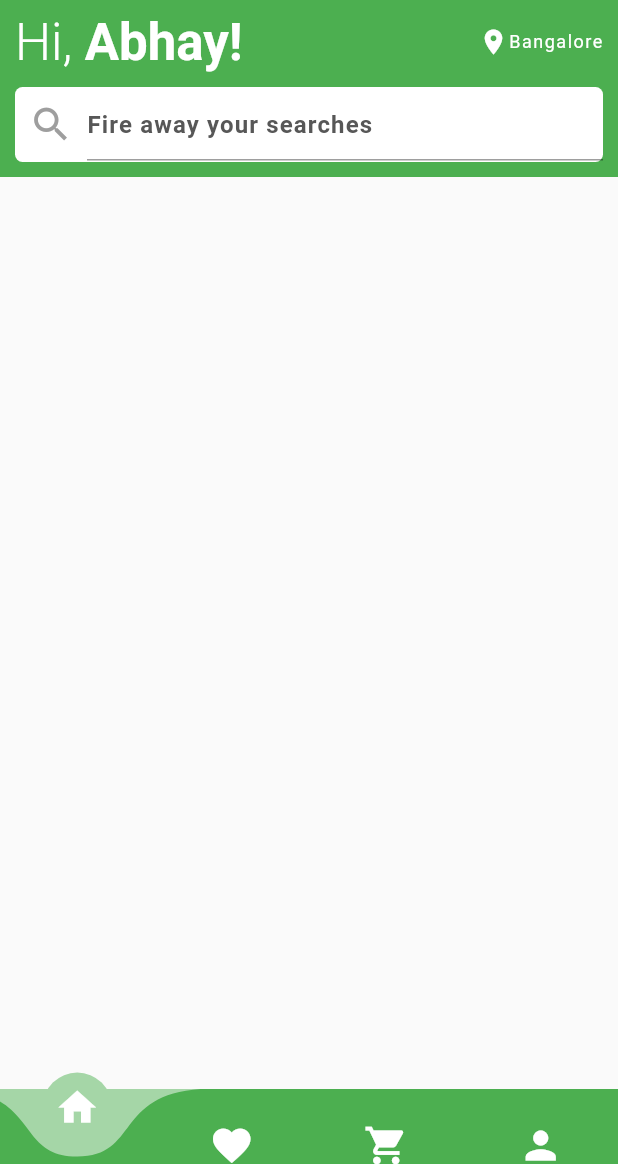
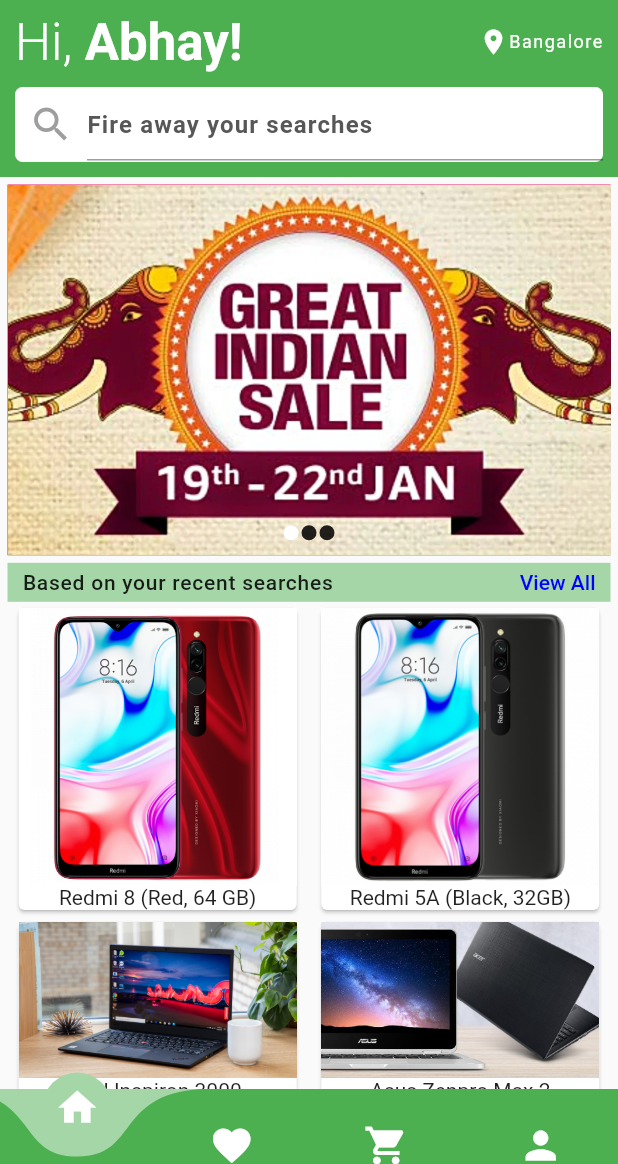
Before and after one commit to AbhayVAshokan/BackFlip, a Flutter app: the HomeScreen screen opened by its route, on a phone screen of 412 x 824 dp, the part 72-1236 px from its top. Run offline on Flutter 3.47's test engine with Material 2 defaults, Android fonts, the phone set to English and light mode, and no system bars; drawn by our look-alikes of curved_navigation_bar; our stand-ins replace google_fonts, toast; Roboto replaces fonts that are missing (Quintessential).

Commit message:
added homescreen

```diff
--- /dev/null
+++ b/lib/models/suggestions.dart
@@ -0,0 +1,17 @@
+import './mobile.dart';
+
+class Suggestion {
+  final String name;
+  final String imageUrl;
+
+  Suggestion(this.name, this.imageUrl);
+}
+
+List<Suggestion> suggestions = [
+  Suggestion(mobiles[0].name, mobiles[0].imageUrl),
+  Suggestion(mobiles[2].name, mobiles[2].imageUrl),
+  Suggestion('Dell Inspiron 3000', 'assets/images/laptop1.jpg'),
+  Suggestion('Asus Zenpro Max 2', 'assets/images/laptop2.jpg'),
+  Suggestion('HP Omen', 'assets/images/laptop3.jpg'),
+  Suggestion('Macbook Pro', 'assets/images/laptop4.jpg'),
+];
--- a/lib/screens/homescreen.dart
+++ b/lib/screens/homescreen.dart
@@ -3,11 +3,12 @@
 import 'package:flutter/material.dart';
 
 import '../widgets/homescreen/top_bar.dart';
+import '../models/suggestions.dart';
+import '../widgets/homescreen/grid_row.dart';
 
 class HomeScreen extends StatelessWidget {
   @override
   Widget build(BuildContext context) {
-
     return Scaffold(
       appBar: myAppBar(
         context: context,
@@ -17,6 +18,105 @@
         child: Column(
           children: <Widget>[
             TopBar(),
+            Container(
+              width: double.infinity,
+              height: MediaQuery.of(context).size.height * 0.3,
+              color: Colors.pink,
+              margin: EdgeInsets.all(5.0),
+              child: Stack(
+                alignment: Alignment.bottomCenter,
+                children: <Widget>[
+                  PageView(
+                    children: <Widget>[
+                      Image.asset(
+                        'assets/images/great_indian_sale.jpg',
+                        fit: BoxFit.cover,
+                      ),
+                      Image.asset(
+                        'assets/images/big_billion_day.jpeg',
+                        fit: BoxFit.cover,
+                      ),
+                      Image.asset(
+                        'assets/images/electronics.jpeg',
+                        fit: BoxFit.cover,
+                      ),
+                    ],
+                  ),
+                  Positioned(
+                    bottom: 10.0,
+                    child: Row(
+                      children: <Widget>[
+                        Container(
+                          width: 10.0,
+                          height: 10.0,
+                          decoration: BoxDecoration(
+                            color: Colors.white,
+                            borderRadius: BorderRadius.circular(50.0),
+                          ),
+                        ),
+                        SizedBox(width: 2.0),
+                        Container(
+                          width: 10.0,
+                          height: 10.0,
+                          decoration: BoxDecoration(
+                            color: Colors.black87,
+                            borderRadius: BorderRadius.circular(50.0),
+                          ),
+                        ),
+                        SizedBox(width: 2.0),
+                        Container(
+                          width: 10.0,
+                          height: 10.0,
+                          decoration: BoxDecoration(
+                            color: Colors.black87,
+                            borderRadius: BorderRadius.circular(50.0),
+                          ),
+                        ),
+                      ],
+                    ),
+                  ),
+                ],
+              ),
+            ),
+            Container(
+              margin: EdgeInsets.symmetric(horizontal: 5.0),
+              padding: EdgeInsets.symmetric(
+                vertical: 5.0,
+                horizontal: 10.0,
+              ),
+              color: Theme.of(context).backgroundColor,
+              child: Row(
+                mainAxisAlignment: MainAxisAlignment.spaceBetween,
+                children: <Widget>[
+                  Text(
+                    'Based on your recent searches',
+                    style: TextStyle(
+                      fontWeight: FontWeight.w500,
+                      letterSpacing: 0.5,
+                    ),
+                  ),
+                  Text(
+                    'View All',
+                    style: TextStyle(
+                      color: Color(0xFF0000FF),
+                      fontWeight: FontWeight.w500,
+                    ),
+                  ),
+                ],
+              ),
+            ),
+            Expanded(
+              child: SingleChildScrollView(
+                scrollDirection: Axis.vertical,
+                child: Column(
+                  children: <Widget>[
+                    GridRow(suggestions[0], suggestions[1]),
+                    GridRow(suggestions[2], suggestions[3]),
+                    GridRow(suggestions[4], suggestions[5]),
+                  ],
+                ),
+              ),
+            ),
           ],
         ),
       ),
--- /dev/null
+++ b/lib/widgets/homescreen/grid_row.dart
@@ -0,0 +1,38 @@
+import 'package:flutter/material.dart';
+
+class GridRow extends StatelessWidget {
+  final gadget1, gadget2;
+  GridRow(this.gadget1, this.gadget2);
+
+  @override
+  Widget build(BuildContext context) {
+    return Row(
+      mainAxisAlignment: MainAxisAlignment.spaceEvenly,
+      children: <Widget>[
+        Card(
+          child: Column(
+            children: <Widget>[
+              Image.asset(
+                gadget1.imageUrl,
+                fit: BoxFit.cover,
+                width: MediaQuery.of(context).size.width * 0.45,
+              ),
+              Text(gadget1.name),
+            ],
+          ),
+        ),Card(
+          child: Column(
+            children: <Widget>[
+              Image.asset(
+                gadget2.imageUrl,
+                fit: BoxFit.cover,
+                width: MediaQuery.of(context).size.width * 0.45,
+              ),
+              Text(gadget2.name),
+            ],
+          ),
+        ),
+      ],
+    );
+  }
+}
```
Also changed, not shown: assets/images/big_billion_day.jpeg (added), assets/images/electronics.jpeg (added), assets/images/great_indian_sale.jpg (added), assets/images/laptop1.jpg (added), assets/images/laptop2.jpg (added), assets/images/laptop3.jpg (added), assets/images/laptop4.jpg (added), assets/images/laptop5.jpg (added).
